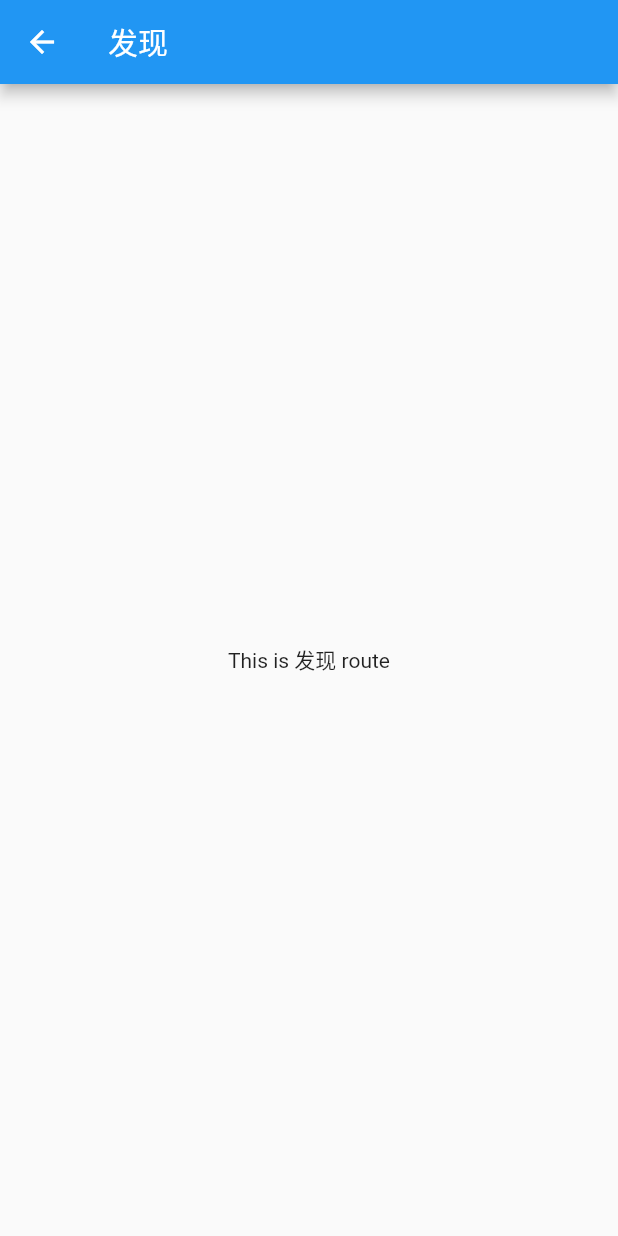
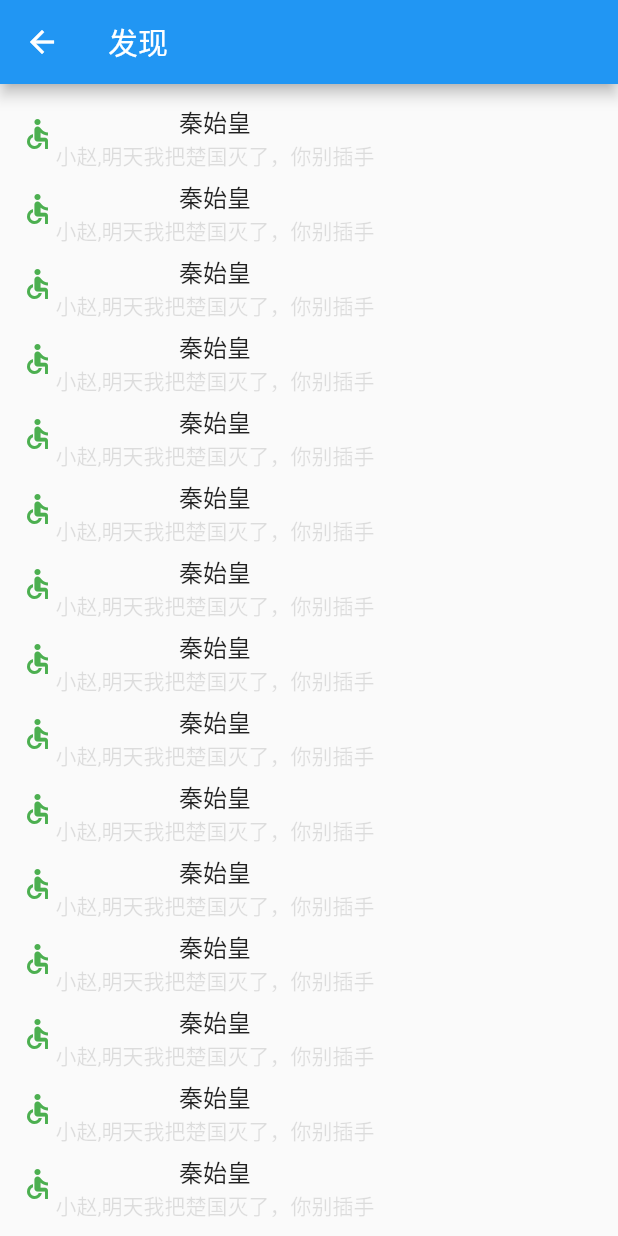
Before and after one commit to adouwt/flutter-wx, a Flutter app: the DiscoverScreen screen opened by its route, on a phone screen of 412 x 824 dp. Run offline on Flutter 3.47's test engine with Material 2 defaults, Android fonts, the light colour scheme and no system bars; our stand-ins replace image_picker.

Commit message:
发现页面修改

```diff
--- a/lib/page/discover.dart
+++ b/lib/page/discover.dart
@@ -3,15 +3,43 @@ import 'package:flutter/material.dart';
 void main() => runApp(new DiscoverScreen());
 
 class DiscoverScreen extends StatelessWidget {
+  final List<String> entries = <String>['A', 'B', 'C', 'A', 'B', 'C', 'A', 'B', 'C','A', 'B', 'C','A', 'B', 'C','A', 'B', 'C'];
   @override
   Widget build(BuildContext context) {
     return Scaffold(
       appBar: AppBar(
         title: Text("发现"),
       ),
-      body: Center(
-        child: Text("This is 发现 route"),
-      ),
+      body:
+      ListView.builder(
+            padding: const EdgeInsets.all(8.0),
+            itemCount: entries.length,
+            itemBuilder: (BuildContext context, int index) {
+              return Container(
+                padding: EdgeInsets.all(5),
+                height: 50,
+                child: Row(
+                  children: <Widget>[
+                    Icon(Icons.accessible,color: Colors.green,),
+                    Column(
+                      children: <Widget>[
+                        Text('秦始皇',
+                          style: TextStyle(
+                            fontSize: 16,
+                          ),
+                          textAlign: TextAlign.start,
+                        ),
+                        Text('小赵,明天我把楚国灭了，你别插手',style: TextStyle(
+                            fontSize: 14,
+                            color: Colors.black12
+                        ),)
+                      ],
+                    )
+                  ],
+                ),
+              );
+            }
+        )
     );
   }
 }
--- a/pubspec.yaml
+++ b/pubspec.yaml
@@ -24,6 +24,7 @@ dependencies:
   cupertino_icons: ^0.1.2
   english_words: ^3.1.0
   image_picker: ^0.5.0+3
+  webview_flutter: 0.3.9+1
 
 dev_dependencies:
   flutter_test:
```
Also changed, not shown: pubspec.lock, 3 other files.
